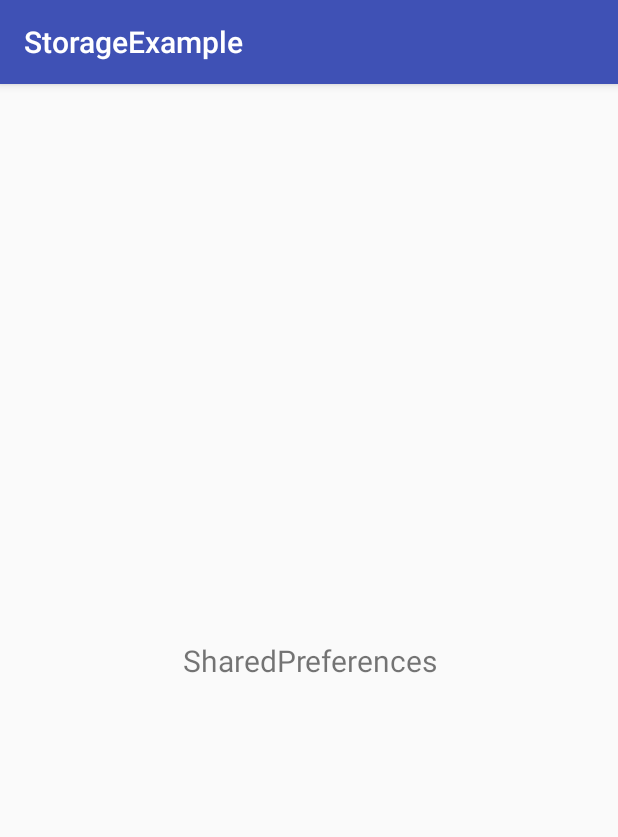
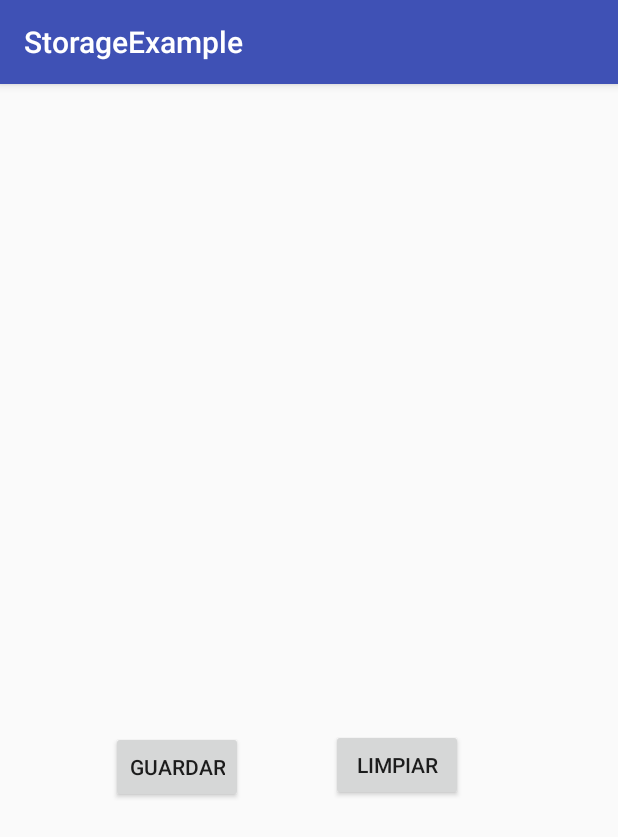
Before and after one commit to emedinaa/am2_group2017_2, an Android app: the screen it shows after launch (DemoActivity), on a phone screen of 412 x 824 dp. Shown: the top 837 px of the screen. Run offline under Robolectric (Android 15) with nearby library versions, the phone set to English and light mode, and no system bars.

Commit message:
Add changes

```diff
--- a/StorageExample/app/src/main/java/com/isil/am2template/DemoActivity.java
+++ b/StorageExample/app/src/main/java/com/isil/am2template/DemoActivity.java
@@ -5,7 +5,11 @@ import android.content.SharedPreferences;
 import android.os.Bundle;
 import android.support.v7.app.AppCompatActivity;
 import android.util.Log;
+import android.view.View;
+import android.widget.Button;
 import android.widget.TextView;
+
+import com.isil.am2template.storage.PreferencesHelper;
 
 public class DemoActivity extends AppCompatActivity {
 
@@ -13,24 +17,69 @@ public class DemoActivity extends AppCompatActivity {
     private SharedPreferences.Editor sharedPreferencesEditor;
 
     private TextView textView;
+    private Button buttonClear, buttonSave;
+
+    private String mOperaciones="";
 
     @Override
     protected void onCreate(Bundle savedInstanceState) {
         super.onCreate(savedInstanceState);
         setContentView(R.layout.activity_demo);
+        app();
+    }
+    private void renderSP(){
+        mOperaciones="";
+        retrieveStringValue("USERNAME");
+        retrieveStringValue("PASSWORD");
 
-        app();
+        textView.setText(mOperaciones);
+    }
+
+    private void saveSP(){
+        saveStringKey("USERNAME","EDU");
+        saveStringKey("PASSWORD","123456");
+    }
+
+    private void clearSP(){
+        clear();
     }
 
     private void ui(){
         textView= (TextView) findViewById(R.id.textView);
+        buttonClear= (Button) findViewById(R.id.buttonClear);
+        buttonSave= (Button) findViewById(R.id.buttonSave);
         //textView.setText("TEXTO...");
+        textView.setText("");
+
+        //eventos
+        buttonSave.setOnClickListener(new View.OnClickListener() {
+            @Override
+            public void onClick(View view) {
+                //guardar
+                saveSP();
+                renderSP();
+            }
+        });
+
+        buttonClear.setOnClickListener(new View.OnClickListener() {
+            @Override
+            public void onClick(View view) {
+                //clear
+                clearSP();
+                renderSP();
+            }
+        });
     }
 
     private void app() {
         ui();
         setUpSharedPreferences();
 
+        PreferencesHelper.saveSession(this,"edu","123456");
+        boolean session= PreferencesHelper.isSignedIn(this);
+        String username= PreferencesHelper.getUserSession(this);
+
+        log("session "+session+ " username "+username);
         //save
         //saveStringKey("USERNAME","edu");
         //saveStringKey("PASSWORD","123456");
@@ -41,19 +90,29 @@ public class DemoActivity extends AppCompatActivity {
 
         //clear
         //clearKey("USERNAME");
+        //clearKey("PASSWORD");
         //clear();
+        //retrieveStringValue("PASSWORD");
+        //retrieveStringValue("USERNAME");
+
+        //textView.setText(mOperaciones);
     }
 
     private void setUpSharedPreferences(){
+
+        //getSharedPreferences("com.isil.am2template.storageexample",Context.MODE_PRIVATE);
+
         sharedPreferences=getSharedPreferences("DEMO", Context.MODE_PRIVATE);
         //sharedPreferences=getSharedPreferences("DEMO", Context.MODE_APPEND);
         sharedPreferencesEditor= sharedPreferences.edit();
     }
 
     private void retrieveStringValue(String key){
-        String value= sharedPreferences.getString(key,null);
+        String value= sharedPreferences.getString(key,"Valor eliminado");
 
         log(String.format("retrieve key : %s , value : %s",key,value));
+
+        mOperaciones+="\nRecibir  key "+key+ " value "+value;
     }
 
     private void retrieveIntValue(String key){
@@ -69,8 +128,10 @@ public class DemoActivity extends AppCompatActivity {
     private void saveStringKey(String key, String value){
         sharedPreferencesEditor.putString(key, value);
         sharedPreferencesEditor.apply();
+        //sharedPreferencesEditor.commit();
 
-        log(String.format("key : %s , value : %s",key,value));
+        log(String.format("saved key : %s , value : %s",key,value));
+        mOperaciones+= "\nGuardar key "+key+" value "+value;
     }
 
     private void saveIntKey(String key, int value){
@@ -91,12 +152,13 @@ public class DemoActivity extends AppCompatActivity {
         sharedPreferencesEditor.apply();
     }
 
-
     private void clear(){
         //sharedPreferencesEditor.remove(key);
         //sharedPreferencesEditor.remove(key);
         sharedPreferencesEditor.clear();
         sharedPreferencesEditor.apply();
+
+        log("Clear...");
     }
     private void log(String message){
         if(message==null)return;
--- a/StorageExample/app/src/main/java/com/isil/am2template/storage/PreferencesHelper.java
+++ b/StorageExample/app/src/main/java/com/isil/am2template/storage/PreferencesHelper.java
@@ -6,9 +6,10 @@ import android.content.SharedPreferences;
 
 public class PreferencesHelper {
 
-    private static final String MYNOTES_PREFERENCES = "mynotesPreferences";
+    private static final String MYNOTES_PREFERENCES = "com.isil.am2template.storageexample";
     private static final String PREFERENCES_USERNAME = MYNOTES_PREFERENCES + ".username";
     private static final String PREFERENCES_PASSWORD = MYNOTES_PREFERENCES + ".password";
+    private static final String PRODUCT_ID=MYNOTES_PREFERENCES+".productId";
 
     private PreferencesHelper() {
         //no instance
--- a/StorageExample/app/src/main/res/layout/activity_demo.xml
+++ b/StorageExample/app/src/main/res/layout/activity_demo.xml
@@ -11,7 +11,8 @@
         android:layout_width="0dp"
         android:layout_height="wrap_content"
         android:layout_margin="20dp"
-        android:textSize="20sp"
+        android:textSize="30sp"
+        android:textStyle="bold"
         android:text="SharedPreferences"
         android:gravity="center"
         android:layout_marginRight="8dp"
@@ -22,4 +23,35 @@
         android:layout_marginBottom="8dp"
         app:layout_constraintTop_toTopOf="parent"
         android:layout_marginTop="8dp" />
+
+    <Button
+        android:id="@+id/buttonSave"
+        android:layout_width="wrap_content"
+        android:layout_height="wrap_content"
+        android:text="Guardar"
+        android:layout_marginLeft="74dp"
+        app:layout_constraintLeft_toLeftOf="parent"
+        app:layout_constraintBottom_toBottomOf="parent"
+        android:layout_marginBottom="8dp"
+        android:layout_marginTop="8dp"
+        app:layout_constraintTop_toBottomOf="@+id/textView"
+        app:layout_constraintVertical_bias="0.063" />
+
+    <Button
+        android:id="@+id/buttonClear"
+        android:layout_width="wrap_content"
+        android:layout_height="wrap_content"
+        android:text="Limpiar"
+        app:layout_constraintBottom_toBottomOf="parent"
+        android:layout_marginBottom="8dp"
+        android:layout_marginRight="8dp"
+        app:layout_constraintRight_toRightOf="parent"
+        android:layout_marginTop="8dp"
+        app:layout_constraintTop_toBottomOf="@+id/textView"
+        app:layout_constraintLeft_toRightOf="@+id/buttonSave"
+        android:layout_marginLeft="8dp"
+        app:layout_constraintHorizontal_bias="0.347"
+        app:layout_constraintVertical_bias="0.057" />
+
+
 </android.support.constraint.ConstraintLayout>
```
Also changed, not shown: 1 other file.
